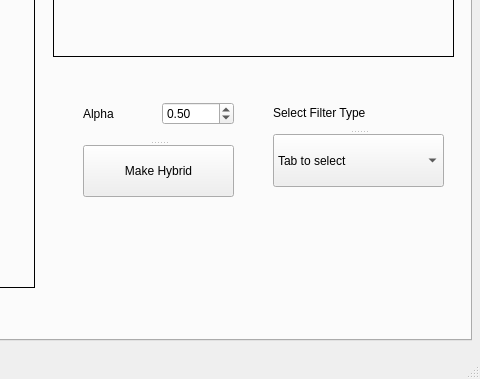
The window that MainWindow.ui (Bravewarrior0/Computer-Vision) describes before a commit, drawn with Qt 5; both pictures show x 589 to 1069 and y 360 to 739 of the 1069 by 739 pixel window.
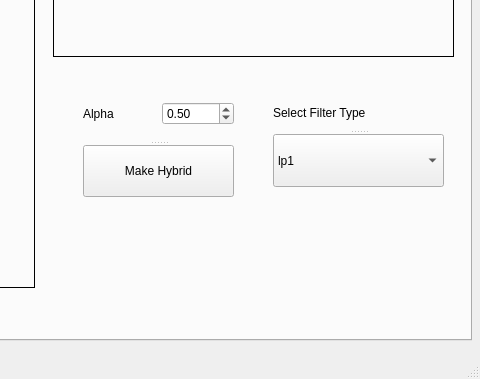
The same window after the commit. The open tabs and pages were chosen to show the change.

Patch:
```diff
--- a/MainWindow.ui
+++ b/MainWindow.ui
@@ -688,7 +688,7 @@
        </property>
        <item>
         <property name="text">
-         <string>Tab to select</string>
+         <string>lp1</string>
         </property>
        </item>
        <item>
```
Left out of the diff: 6 changed lines with no effect on the pictures.
